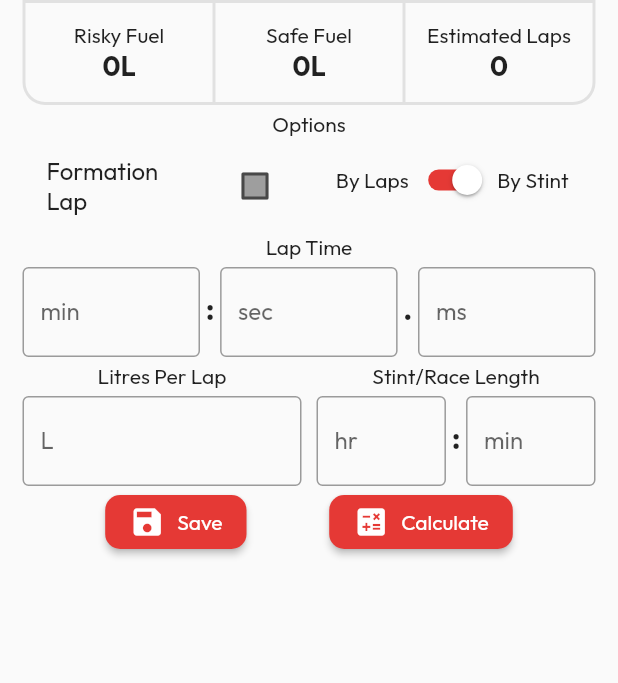
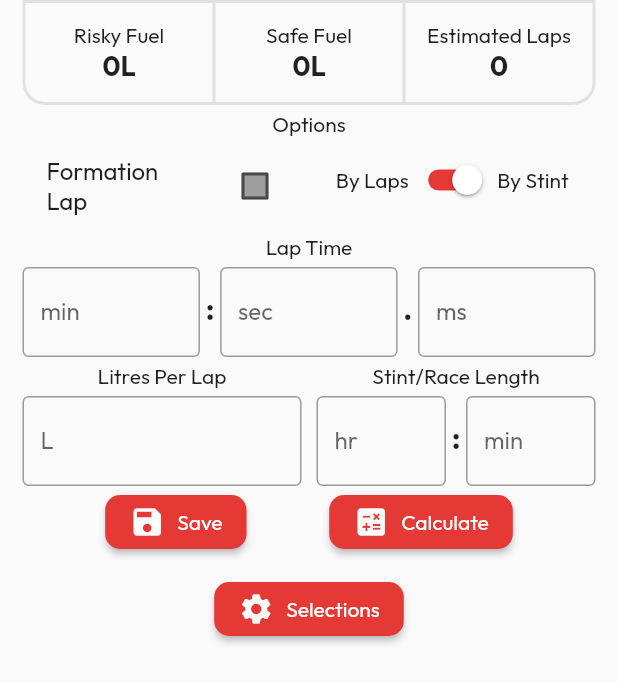
Before and after one commit to IntuitionLabsDevelopment/acc_fuel_app_flutter, a Flutter app: what calculatorScreen() shows on an empty page, opened directly, on a phone screen of 412 x 824 dp. Shown: the top 683 px of the screen. Run offline on Flutter 3.47's test engine with Material 2 defaults, Android fonts, the light colour scheme and no system bars; our stand-ins replace shared_preferences; missing offline and left inert: in_app_review; accounts and stored records are empty.

Commit message:
Selections Section

```diff
--- a/lib/modules/screens/calculator_screen.dart
+++ b/lib/modules/screens/calculator_screen.dart
@@ -1,5 +1,7 @@
 import 'package:acc_fuel_app_flutter/modules/forms/calculator_form.dart';
+import 'package:acc_fuel_app_flutter/widgets/buttons/selections_button.dart';
 import 'package:acc_fuel_app_flutter/widgets/calculator_output_display.dart';
+import 'package:acc_fuel_app_flutter/widgets/selections_section.dart';
 
 import 'package:flutter/material.dart';
 
@@ -12,6 +14,7 @@ Widget calculatorScreen(BuildContext context) {
         children: [
           calculatorOutputDisplay(context),
           const CalculatorForm(),
+          calculatorSelectionsSection()
         ],
       ),
     ),
--- /dev/null
+++ b/lib/widgets/buttons/selections_button.dart
@@ -0,0 +1,13 @@
+import 'package:flutter/material.dart';
+
+Widget selectionsButton({
+  Key? key,
+  required VoidCallback? onPressed,
+}) {
+  return ElevatedButton.icon(
+    key: key,
+    onPressed: onPressed,
+    label: const Text('Selections'),
+    icon: const Icon(Icons.settings),
+  );
+}
--- /dev/null
+++ b/lib/widgets/selections_section.dart
@@ -0,0 +1,16 @@
+import 'package:acc_fuel_app_flutter/widgets/buttons/selections_button.dart';
+import 'package:flutter/material.dart';
+
+Widget calculatorSelectionsSection() {
+  return Padding(
+    padding: const EdgeInsets.only(top: 10),
+    child: Column(
+      mainAxisAlignment: MainAxisAlignment.start,
+      children: [
+        selectionsButton(onPressed: () {
+          /* OPEN SELECTIONS DIALOG */
+        })
+      ],
+    ),
+  );
+}
```
